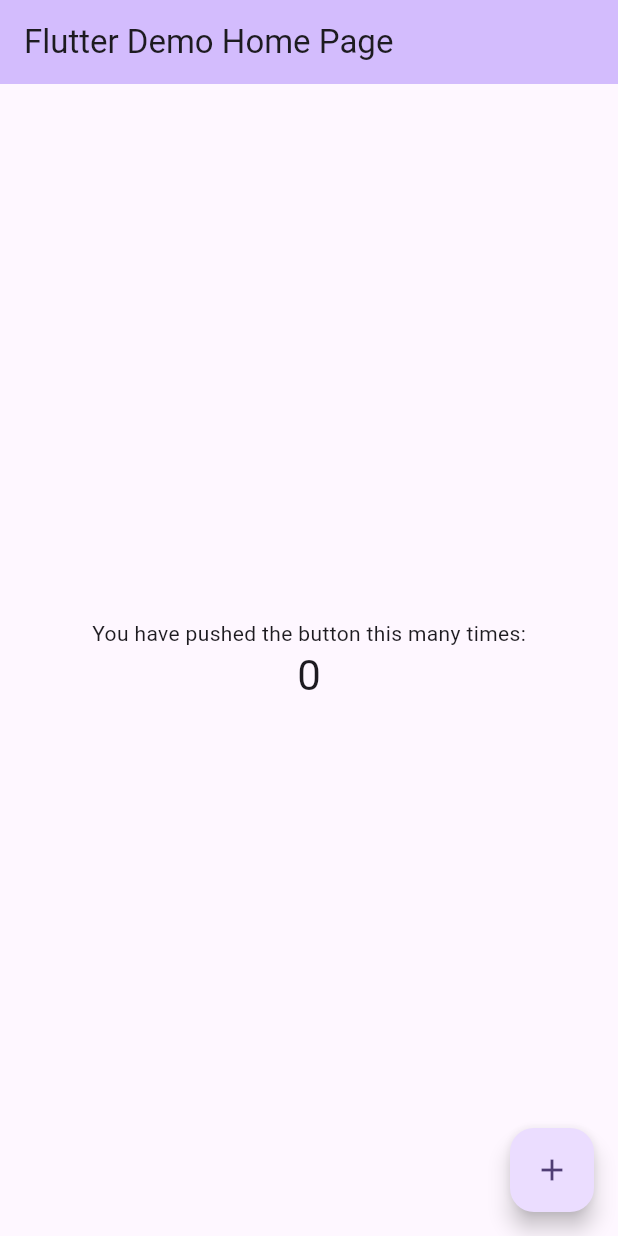
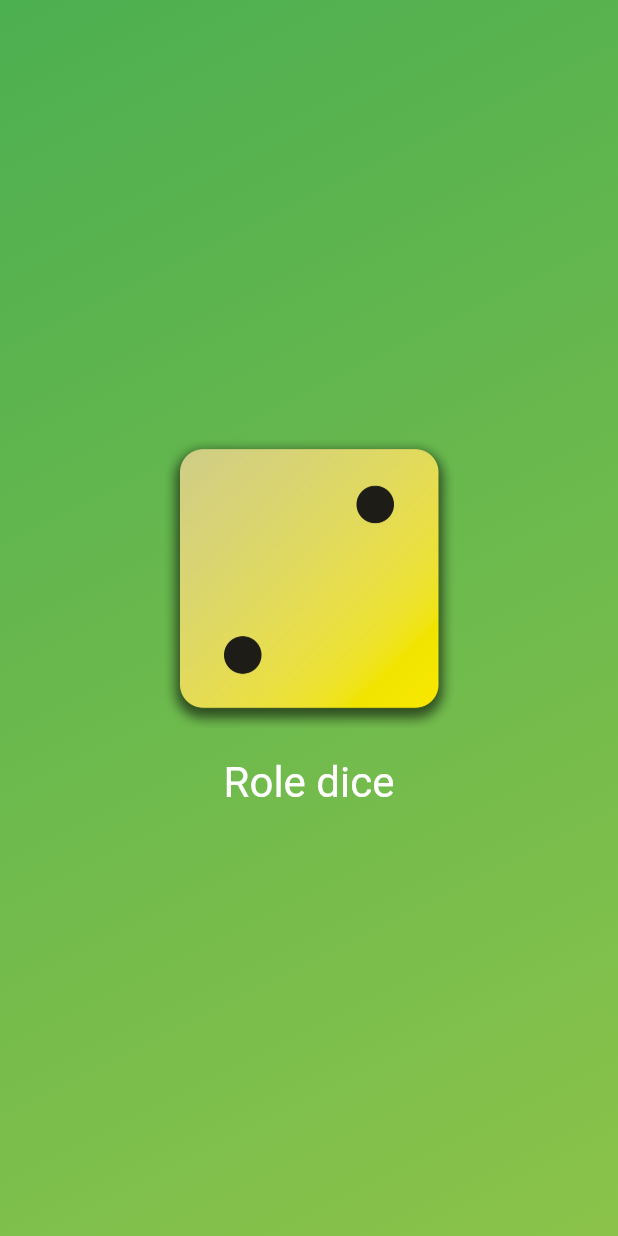
Before and after one commit to tatsurou9003/flutter_projects_overture, a Flutter app: the screen it shows after launch, on a phone screen of 412 x 824 dp. Run offline on Flutter 3.47's test engine with Material 3 defaults, Android fonts, the phone set to English and light mode, and no system bars.

Commit message:
rollerDice

```diff
--- /dev/null
+++ b/dice_app/lib/dice_roller.dart
@@ -0,0 +1,41 @@
+import 'package:flutter/material.dart';
+import 'dart:math';
+
+final randomizer = Random();
+
+class DiceRoller extends StatefulWidget {
+  const DiceRoller({super.key});
+
+  @override
+  State<DiceRoller> createState() {
+    return _DiceRollerState();
+  }
+}
+
+class _DiceRollerState extends State<DiceRoller> {
+  var currentDiceRoll = 2;
+
+  void rollDice() {
+    setState(() {
+      currentDiceRoll = randomizer.nextInt(6) + 1;
+    });
+  }
+
+  @override
+  Widget build(BuildContext context) {
+    return Column(mainAxisSize: MainAxisSize.min, children: [
+      Image.asset(
+        'assets/images/dice-$currentDiceRoll.png',
+        width: 200,
+      ),
+      TextButton(
+        onPressed: rollDice,
+        style: TextButton.styleFrom(
+            padding: const EdgeInsets.only(top: 20),
+            foregroundColor: Colors.white,
+            textStyle: const TextStyle(fontSize: 28)),
+        child: const Text('Role dice'),
+      )
+    ]);
+  }
+}
--- /dev/null
+++ b/dice_app/lib/gradient_container.dart
@@ -0,0 +1,25 @@
+import "package:dice_app/dice_roller.dart";
+import "package:flutter/material.dart";
+
+class GradientContainer extends StatelessWidget {
+  const GradientContainer(this.color1, this.color2, {super.key});
+
+  final Color color1;
+  final Color color2;
+
+  @override
+  Widget build(context) {
+    return Container(
+      decoration: BoxDecoration(
+        gradient: LinearGradient(
+          colors: [color1, color2],
+          begin: Alignment.topLeft,
+          end: Alignment.bottomRight,
+        ),
+      ),
+      child: const Center(
+        child: DiceRoller(),
+      ),
+    );
+  }
+}
--- a/dice_app/lib/main.dart
+++ b/dice_app/lib/main.dart
@@ -1,125 +1,12 @@
+import 'package:dice_app/gradient_container.dart';
 import 'package:flutter/material.dart';
 
 void main() {
-  runApp(const MyApp());
+  runApp(
+    const MaterialApp(
+      home: Scaffold(
+        body: GradientContainer(Colors.green, Colors.lightGreen),
+      ),
+    ),
+  );
 }
-
-class MyApp extends StatelessWidget {
-  const MyApp({super.key});
-
-  // This widget is the root of your application.
-  @override
-  Widget build(BuildContext context) {
-    return MaterialApp(
-      title: 'Flutter Demo',
-      theme: ThemeData(
-        // This is the theme of your application.
-        //
-        // TRY THIS: Try running your application with "flutter run". You'll see
-        // the application has a purple toolbar. Then, without quitting the app,
-        // try changing the seedColor in the colorScheme below to Colors.green
-        // and then invoke "hot reload" (save your changes or press the "hot
-        // reload" button in a Flutter-supported IDE, or press "r" if you used
-        // the command line to start the app).
-        //
-        // Notice that the counter didn't reset back to zero; the application
-        // state is not lost during the reload. To reset the state, use hot
-        // restart instead.
-        //
-        // This works for code too, not just values: Most code changes can be
-        // tested with just a hot reload.
-        colorScheme: ColorScheme.fromSeed(seedColor: Colors.deepPurple),
-        useMaterial3: true,
-      ),
-      home: const MyHomePage(title: 'Flutter Demo Home Page'),
-    );
-  }
-}
-
-class MyHomePage extends StatefulWidget {
-  const MyHomePage({super.key, required this.title});
-
-  // This widget is the home page of your application. It is stateful, meaning
-  // that it has a State object (defined below) that contains fields that affect
-  // how it looks.
-
-  // This class is the configuration for the state. It holds the values (in this
-  // case the title) provided by the parent (in this case the App widget) and
-  // used by the build method of the State. Fields in a Widget subclass are
-  // always marked "final".
-
-  final String title;
-
-  @override
-  State<MyHomePage> createState() => _MyHomePageState();
-}
-
-class _MyHomePageState extends State<MyHomePage> {
-  int _counter = 0;
-
-  void _incrementCounter() {
-    setState(() {
-      // This call to setState tells the Flutter framework that something has
-      // changed in this State, which causes it to rerun the build method below
-      // so that the display can reflect the updated values. If we changed
-      // _counter without calling setState(), then the build method would not be
-      // called again, and so nothing would appear to happen.
-      _counter++;
-    });
-  }
-
-  @override
-  Widget build(BuildContext context) {
-    // This method is rerun every time setState is called, for instance as done
-    // by the _incrementCounter method above.
-    //
-    // The Flutter framework has been optimized to make rerunning build methods
-    // fast, so that you can just rebuild anything that needs updating rather
-    // than having to individually change instances of widgets.
-    return Scaffold(
-      appBar: AppBar(
-        // TRY THIS: Try changing the color here to a specific color (to
-        // Colors.amber, perhaps?) and trigger a hot reload to see the AppBar
-        // change color while the other colors stay the same.
-        backgroundColor: Theme.of(context).colorScheme.inversePrimary,
-        // Here we take the value from the MyHomePage object that was created by
-        // the App.build method, and use it to set our appbar title.
-        title: Text(widget.title),
-      ),
-      body: Center(
-        // Center is a layout widget. It takes a single child and positions it
-        // in the middle of the parent.
-        child: Column(
-          // Column is also a layout widget. It takes a list of children and
-          // arranges them vertically. By default, it sizes itself to fit its
-          // children horizontally, and tries to be as tall as its parent.
-          //
-          // Column has various properties to control how it sizes itself and
-          // how it positions its children. Here we use mainAxisAlignment to
-          // center the children vertically; the main axis here is the vertical
-          // axis because Columns are vertical (the cross axis would be
-          // horizontal).
-          //
-          // TRY THIS: Invoke "debug painting" (choose the "Toggle Debug Paint"
-          // action in the IDE, or press "p" in the console), to see the
-          // wireframe for each widget.
-          mainAxisAlignment: MainAxisAlignment.center,
-          children: <Widget>[
-            const Text(
-              'You have pushed the button this many times:',
-            ),
-            Text(
-              '$_counter',
-              style: Theme.of(context).textTheme.headlineMedium,
-            ),
-          ],
-        ),
-      ),
-      floatingActionButton: FloatingActionButton(
-        onPressed: _incrementCounter,
-        tooltip: 'Increment',
-        child: const Icon(Icons.add),
-      ), // This trailing comma makes auto-formatting nicer for build methods.
-    );
-  }
-}
--- /dev/null
+++ b/dice_app/lib/styled_text.dart
@@ -0,0 +1,21 @@
+import 'package:flutter/material.dart';
+
+class StyledText extends StatelessWidget {
+  const StyledText(
+    this.text, {
+    super.key,
+  });
+
+  final String text;
+
+  @override
+  Widget build(BuildContext context) {
+    return Text(
+      text,
+      style: const TextStyle(
+        color: Colors.white,
+        fontSize: 28,
+      ),
+    );
+  }
+}
```
Also changed, not shown: dice_app/pubspec.yaml (+9 -6 lines), dice_app/assets/images/dice-1.png (added), dice_app/assets/images/dice-2.png (added), dice_app/assets/images/dice-3.png (added), dice_app/assets/images/dice-4.png (added), dice_app/assets/images/dice-5.png (added), dice_app/assets/images/dice-6.png (added), 2 other files.
